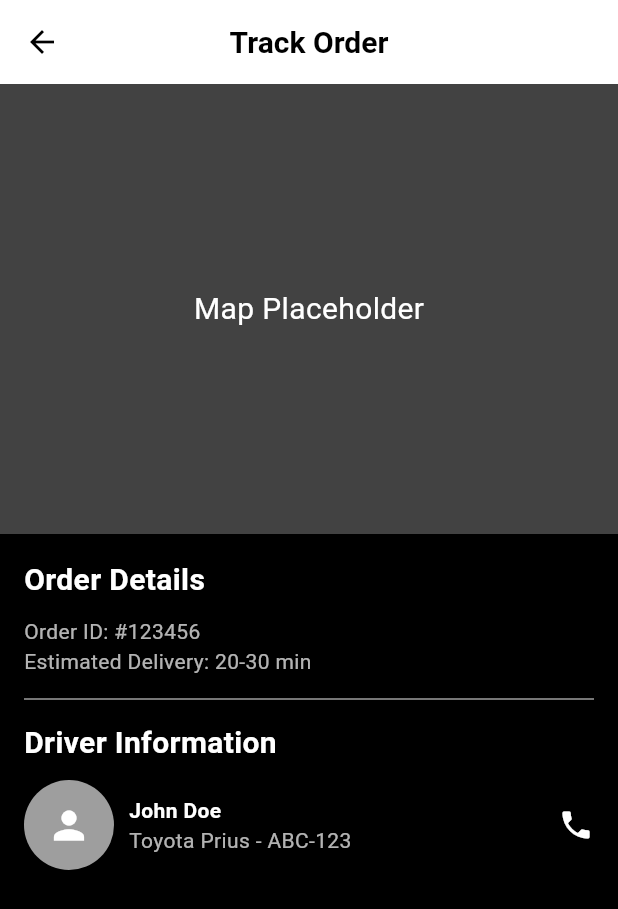
After one commit to yaxsq/cs7-hci, a Flutter app: the AccountPage screen opened directly, after a tap on "Track Order", on a phone screen of 412 x 824 dp. The commit adds this screen. Shown: the top 909 px of the screen. Run offline on Flutter 3.47's test engine with Material 3 defaults, Android fonts, the light colour scheme and no system bars; our stand-ins replace cached_network_image; network calls fail.

Commit message:
feat: Add seamless navigation and new features

```diff
--- a/lib/src/features/account/screens/account_page.dart
+++ b/lib/src/features/account/screens/account_page.dart
@@ -1,4 +1,5 @@
 import 'package:flutter/material.dart';
+import 'package:hci_app/src/features/delivery_tracking/screens/delivery_tracking_page.dart';
 
 class AccountPage extends StatelessWidget {
   const AccountPage({super.key});
@@ -64,6 +65,24 @@ class AccountPage extends StatelessWidget {
             content: '+92 3482234578',
             icon: Icons.phone,
           ),
+          const SizedBox(height: 20),
+          Padding(
+            padding: const EdgeInsets.symmetric(horizontal: 16.0),
+            child: ElevatedButton.icon(
+              onPressed: () {
+                Navigator.push(
+                  context,
+                  MaterialPageRoute(builder: (context) => const DeliveryTrackingPage()),
+                );
+              },
+              icon: const Icon(Icons.track_changes),
+              label: const Text('Track Order'),
+              style: ElevatedButton.styleFrom(
+                backgroundColor: const Color(0xFF4CAF50),
+                foregroundColor: Colors.white,
+              ),
+            ),
+          ),
         ],
       ),
     );
--- /dev/null
+++ b/lib/src/features/delivery_tracking/screens/delivery_tracking_page.dart
@@ -0,0 +1,80 @@
+import 'package:flutter/material.dart';
+
+class DeliveryTrackingPage extends StatelessWidget {
+  const DeliveryTrackingPage({super.key});
+
+  @override
+  Widget build(BuildContext context) {
+    return Scaffold(
+      backgroundColor: Colors.black,
+      appBar: AppBar(
+        title: const Text('Track Order'),
+        leading: IconButton(
+          icon: const Icon(Icons.arrow_back),
+          onPressed: () {
+            if (Navigator.canPop(context)) {
+              Navigator.pop(context);
+            }
+          },
+        ),
+      ),
+      body: Column(
+        children: [
+          // Placeholder for the map
+          Container(
+            height: 300,
+            color: Colors.grey.shade800,
+            child: const Center(
+              child: Text(
+                'Map Placeholder',
+                style: TextStyle(color: Colors.white, fontSize: 20),
+              ),
+            ),
+          ),
+          Expanded(
+            child: Padding(
+              padding: const EdgeInsets.all(16.0),
+              child: Column(
+                crossAxisAlignment: CrossAxisAlignment.start,
+                children: [
+                  const Text(
+                    'Order Details',
+                    style: TextStyle(color: Colors.white, fontSize: 20, fontWeight: FontWeight.bold),
+                  ),
+                  const SizedBox(height: 10),
+                  const Text('Order ID: #123456', style: TextStyle(color: Colors.white70)),
+                  const Text('Estimated Delivery: 20-30 min', style: TextStyle(color: Colors.white70)),
+                  const Divider(color: Colors.grey, height: 30),
+                  const Text(
+                    'Driver Information',
+                    style: TextStyle(color: Colors.white, fontSize: 20, fontWeight: FontWeight.bold),
+                  ),
+                  const SizedBox(height: 10),
+                  const Row(
+                    children: [
+                      CircleAvatar(
+                        radius: 30,
+                        backgroundColor: Colors.grey,
+                        child: Icon(Icons.person, size: 30, color: Colors.white),
+                      ),
+                      SizedBox(width: 10),
+                      Column(
+                        crossAxisAlignment: CrossAxisAlignment.start,
+                        children: [
+                          Text('John Doe', style: TextStyle(color: Colors.white, fontWeight: FontWeight.bold)),
+                          Text('Toyota Prius - ABC-123', style: TextStyle(color: Colors.white70)),
+                        ],
+                      ),
+                      Spacer(),
+                      Icon(Icons.phone, color: Colors.white),
+                    ],
+                  ),
+                ],
+              ),
+            ),
+          ),
+        ],
+      ),
+    );
+  }
+}
```
Also changed, not shown: lib/src/features/checkout/screens/checkout_page.dart (+21 -7 lines), lib/src/features/landing/screens/landing_page.dart (+17 -3 lines), 2 other files.
